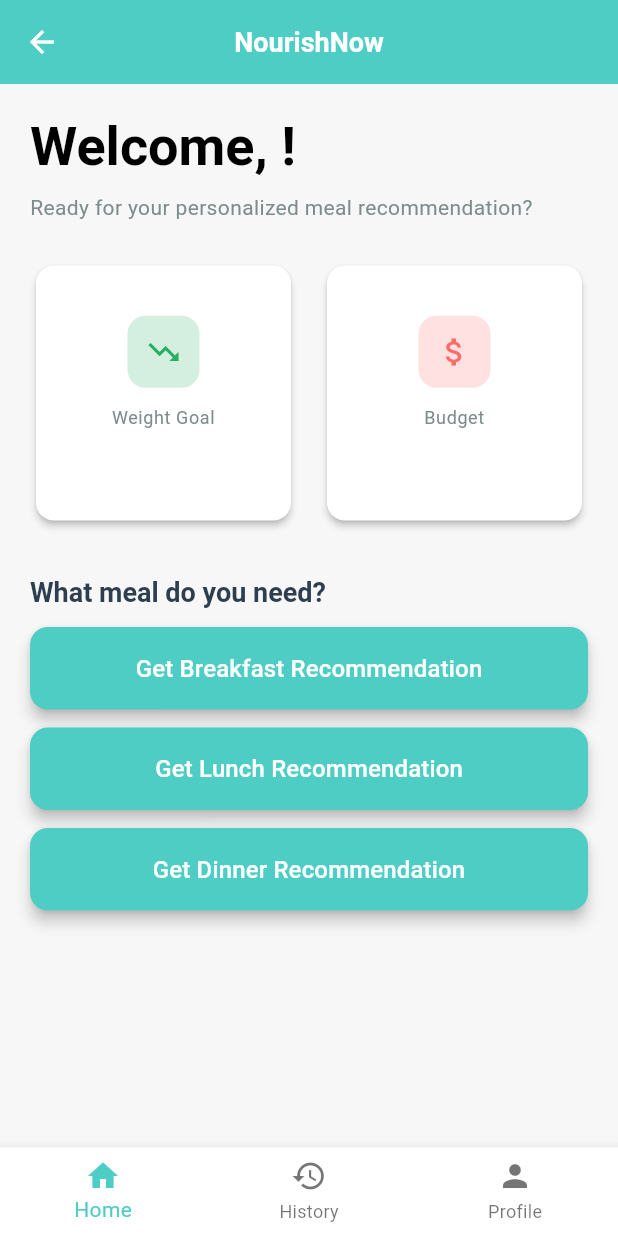
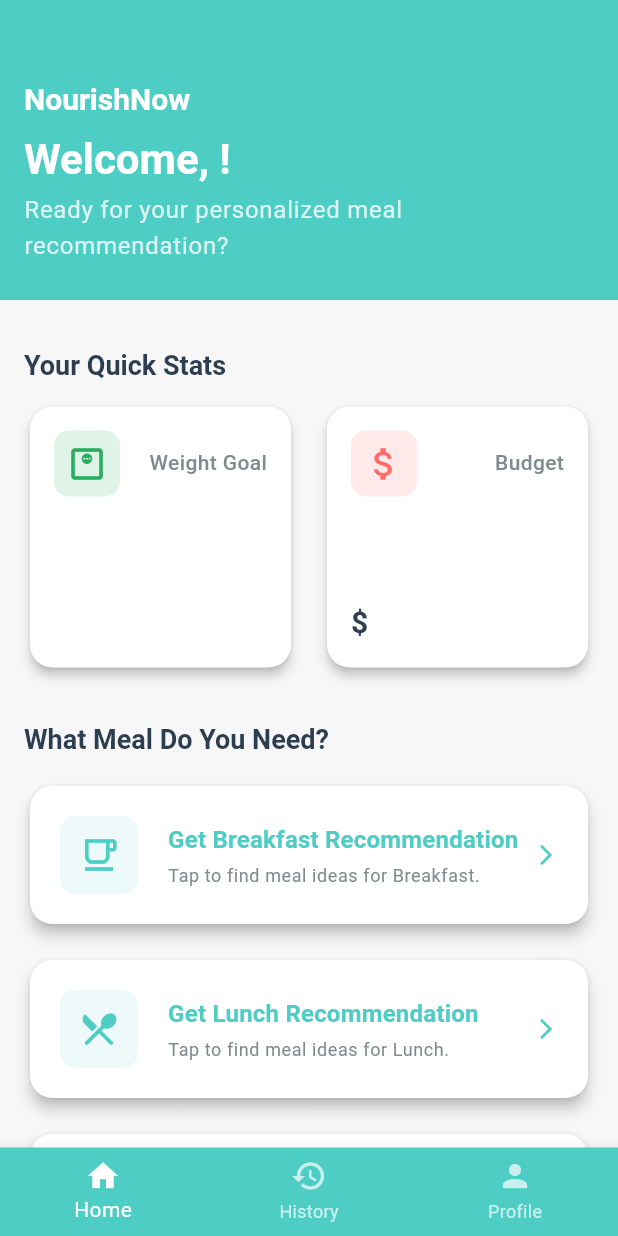
Before and after one commit to neveanadhis/nourish-now, a Flutter app: the HomeScreen screen opened by its route, on a phone screen of 412 x 824 dp. Run offline on Flutter 3.47's test engine with Material 3 defaults, Android fonts, the phone set to English and light mode, and no system bars; our stand-ins replace flutter_dotenv, google_generative_ai, supabase_flutter; accounts and stored records are empty; network calls fail.

Commit message:
Fixed bugs

```diff
--- a/lib/screens/home/home_screen.dart
+++ b/lib/screens/home/home_screen.dart
@@ -37,11 +37,12 @@
 
   @override
   Widget build(BuildContext context) {
+    // NOTE: To remove the debug banner visible in the top right corner,
+    // you need to set debugShowCheckedModeBanner: false
+    // in the main MaterialApp widget (usually in main.dart).
+    final colorScheme = Theme.of(context).colorScheme;
+
     return Scaffold(
-      appBar: AppBar(
-        title: const Text('NourishNow'),
-        elevation: 0,
-      ),
       body: IndexedStack(
         index: _selectedIndex,
         children: const [
@@ -53,6 +54,10 @@
       bottomNavigationBar: BottomNavigationBar(
         currentIndex: _selectedIndex,
         onTap: (index) => setState(() => _selectedIndex = index),
+        selectedItemColor: colorScheme.onPrimary,
+        unselectedItemColor: colorScheme.onPrimary.withOpacity(0.7),
+        backgroundColor: AppTheme.primaryColor,
+        elevation: 10,
         items: const [
           BottomNavigationBarItem(
             icon: Icon(Icons.home),
@@ -72,54 +77,116 @@
   }
 }
 
+// --- Dashboard Tab Implementation ---
 class _DashboardTab extends StatelessWidget {
   const _DashboardTab();
 
   @override
   Widget build(BuildContext context) {
-    return SingleChildScrollView(
-      padding: const EdgeInsets.all(20),
-      child: Column(
-        crossAxisAlignment: CrossAxisAlignment.start,
-        children: [
-          Consumer<UserProvider>(
+    return Consumer<UserProvider>(
       builder: (context, userProvider, _) {
-              if (userProvider.currentUser == null) {
-                return const CircularProgressIndicator();
+        if (userProvider.isLoading || userProvider.currentUser == null) {
+          return const Center(child: CircularProgressIndicator());
         }
 
         final user = userProvider.currentUser!;
 
-              return Column(
+        return CustomScrollView(
+          slivers: [
+            _buildCustomHeader(context, user.firstName),
+
+            // Dashboard Content
+            SliverPadding(
+              padding: const EdgeInsets.all(16),
+              sliver: SliverList(
+                delegate: SliverChildListDelegate(
+                  [
+                    const SizedBox(height: 16),
+                    Text(
+                      'Your Quick Stats',
+                      style: Theme.of(context).textTheme.titleLarge?.copyWith(
+                            fontWeight: FontWeight.bold,
+                          ),
+                    ),
+                    const SizedBox(height: 12),
+                    // Stats Cards Grid - REVERTED TO PLAIN WHITE
+                    _buildStatsCards(context, user),
+
+                    const SizedBox(height: 32),
+
+                    // Meal Type Selector Section
+                    Text(
+                      'What Meal Do You Need?',
+                      style: Theme.of(context).textTheme.titleLarge?.copyWith(
+                            fontWeight: FontWeight.bold,
+                          ),
+                    ),
+                    const SizedBox(height: 16),
+                    _buildMealTypeSelector(context),
+
+                    const SizedBox(height: 40),
+                  ],
+                ),
+              ),
+            ),
+          ],
+        );
+      },
+    );
+  }
+
+  Widget _buildCustomHeader(BuildContext context, String firstName) {
+    final theme = Theme.of(context);
+    return SliverAppBar(
+      automaticallyImplyLeading: false,
+      pinned: true,
+      expandedHeight: 200.0,
+      flexibleSpace: FlexibleSpaceBar(
+        background: Container(
+          decoration: BoxDecoration(
+            color: AppTheme.primaryColor,
+            borderRadius: const BorderRadius.only(
+              bottomLeft: Radius.circular(20),
+              bottomRight: Radius.circular(20),
+            ),
+          ),
+          padding: const EdgeInsets.only(top: 40, left: 16, right: 16),
+          child: Column(
             crossAxisAlignment: CrossAxisAlignment.start,
+            mainAxisAlignment: MainAxisAlignment.end,
             children: [
               Text(
-                    'Welcome, ${user.firstName}!',
-                    style: Theme.of(context).textTheme.displaySmall?.copyWith(
+                'NourishNow',
+                style: theme.textTheme.headlineSmall?.copyWith(
+                  color: theme.colorScheme.onPrimary,
                   fontWeight: FontWeight.bold,
                 ),
               ),
               const SizedBox(height: 8),
               Text(
+                'Welcome, $firstName!',
+                style: theme.textTheme.headlineMedium?.copyWith(
+                  color: theme.colorScheme.onPrimary,
+                  fontWeight: FontWeight.w600,
+                ),
+              ),
+              const SizedBox(height: 4),
+              Text(
                 'Ready for your personalized meal recommendation?',
-                    style: Theme.of(context).textTheme.bodyMedium?.copyWith(
-                      color: AppTheme.textLight,
+                style: theme.textTheme.bodyLarge?.copyWith(
+                  color: theme.colorScheme.onPrimary.withOpacity(0.8),
                 ),
               ),
               const SizedBox(height: 24),
-                  _buildStatsCards(context, user),
-                  const SizedBox(height: 32),
-                  _buildMealTypeSelector(context),
             ],
-              );
-            },
           ),
-        ],
+        ),
       ),
     );
   }
 
   Widget _buildStatsCards(BuildContext context, dynamic user) {
+    // Note: backgroundColor is no longer needed since we are reverting to white.
     return GridView.count(
       crossAxisCount: 2,
       shrinkWrap: true,
@@ -127,16 +194,18 @@
       mainAxisSpacing: 16,
       crossAxisSpacing: 16,
       children: [
+        // Weight Goal Card
         _StatCard(
-          icon: Icons.trending_down,
+          icon: Icons.monitor_weight_outlined,
           title: 'Weight Goal',
           value: user.weightGoal,
           color: AppTheme.successColor,
         ),
+        // Budget Card
         _StatCard(
-          icon: Icons.attach_money,
+          icon: Icons.attach_money_outlined,
           title: 'Budget',
-          value: user.defaultBudget,
+          value: '\$${user.defaultBudget}',
           color: AppTheme.accentColor,
         ),
       ],
@@ -144,89 +213,155 @@
   }
 
   Widget _buildMealTypeSelector(BuildContext context) {
-    final mealTypes = ['Breakfast', 'Lunch', 'Dinner'];
+    final mealTypes = [
+      {'name': 'Breakfast', 'icon': Icons.free_breakfast_outlined},
+      {'name': 'Lunch', 'icon': Icons.local_dining_outlined},
+      {'name': 'Dinner', 'icon': Icons.dinner_dining_outlined},
+    ];
 
     return Column(
-      crossAxisAlignment: CrossAxisAlignment.start,
-      children: [
-        Text(
-          'What meal do you need?',
-          style: Theme.of(context).textTheme.titleLarge,
-        ),
-        const SizedBox(height: 12),
-        ...mealTypes.map((mealType) {
+      children: mealTypes.map((meal) {
         return Padding(
-            padding: const EdgeInsets.only(bottom: 12),
-            child: SizedBox(
-              width: double.infinity,
-              child: ElevatedButton(
+          padding: const EdgeInsets.only(bottom: 16),
+          child: _MealTypeButton(
+            mealType: meal['name'] as String,
+            icon: meal['icon'] as IconData,
             onPressed: () {
               Navigator.of(context).push(
                 MaterialPageRoute(
                   builder: (_) => RecommendationScreen(
-                        mealType: mealType,
+                    mealType: meal['name'] as String,
                   ),
                 ),
               );
             },
-                style: ElevatedButton.styleFrom(
-                  padding: const EdgeInsets.symmetric(vertical: 16),
-                  backgroundColor: AppTheme.primaryColor,
           ),
-                child: Text(
+        );
+      }).toList(),
+    );
+  }
+}
+
+// --- Reusable Button Component for Meal Types (Unchanged) ---
+class _MealTypeButton extends StatelessWidget {
+  final String mealType;
+  final IconData icon;
+  final VoidCallback onPressed;
+
+  const _MealTypeButton({
+    required this.mealType,
+    required this.icon,
+    required this.onPressed,
+  });
+
+  @override
+  Widget build(BuildContext context) {
+    final theme = Theme.of(context);
+    return Card(
+      elevation: 4,
+      shape: RoundedRectangleBorder(borderRadius: BorderRadius.circular(15)),
+      child: InkWell(
+        onTap: onPressed,
+        borderRadius: BorderRadius.circular(15),
+        child: Container(
+          padding: const EdgeInsets.all(20),
+          child: Row(
+            children: [
+              Container(
+                padding: const EdgeInsets.all(12),
+                decoration: BoxDecoration(
+                  color: AppTheme.primaryColor.withOpacity(0.1),
+                  borderRadius: BorderRadius.circular(10),
+                ),
+                child: Icon(icon, color: AppTheme.primaryColor, size: 28),
+              ),
+              const SizedBox(width: 20),
+              Expanded(
+                child: Column(
+                  crossAxisAlignment: CrossAxisAlignment.start,
+                  children: [
+                    Text(
                       'Get $mealType Recommendation',
-                  style: const TextStyle(fontSize: 16),
+                      style: theme.textTheme.titleMedium?.copyWith(
+                        fontWeight: FontWeight.bold,
+                        color: AppTheme.primaryColor,
+                      ),
+                    ),
+                    const SizedBox(height: 4),
+                    Text(
+                      'Tap to find meal ideas for $mealType.',
+                      style: theme.textTheme.bodySmall,
+                    ),
+                  ],
+                ),
+              ),
+              Icon(Icons.arrow_forward_ios, color: AppTheme.primaryColor, size: 16),
+            ],
           ),
         ),
       ),
     );
-        }).toList(),
-      ],
-    );
   }
 }
 
+// --- Stat Card Implementation (Reverted) ---
 class _StatCard extends StatelessWidget {
   final IconData icon;
   final String title;
   final String value;
   final Color color;
+  // Removed final Color backgroundColor;
 
   const _StatCard({
     required this.icon,
     required this.title,
     required this.value,
     required this.color,
+    // Removed required this.backgroundColor,
   });
 
   @override
   Widget build(BuildContext context) {
     return Card(
+      elevation: 3,
+      // Removed color: backgroundColor, reverts to default white theme color
+      shape: RoundedRectangleBorder(
+        borderRadius: BorderRadius.circular(15),
+        // Removed side: BorderSide(...)
+      ),
       child: Padding(
         padding: const EdgeInsets.all(16),
         child: Column(
-          mainAxisAlignment: MainAxisAlignment.center,
+          crossAxisAlignment: CrossAxisAlignment.start,
+          mainAxisAlignment: MainAxisAlignment.spaceBetween,
+          children: [
+            Row(
+              mainAxisAlignment: MainAxisAlignment.spaceBetween,
               children: [
                 Container(
-              width: 48,
-              height: 48,
+                  padding: const EdgeInsets.all(8),
                   decoration: BoxDecoration(
-                color: color.withOpacity(0.2),
-                borderRadius: BorderRadius.circular(12),
+                    color: color.withOpacity(0.15),
+                    borderRadius: BorderRadius.circular(10),
                   ),
-              child: Icon(icon, color: color, size: 24),
+                  child: Icon(icon, color: color, size: 28),
                 ),
-            const SizedBox(height: 12),
                 Text(
                   title,
-              style: Theme.of(context).textTheme.bodySmall,
-              textAlign: TextAlign.center,
+                  style: Theme.of(context).textTheme.bodyMedium?.copyWith(
+                        color: AppTheme.textLight,
+                        fontWeight: FontWeight.w500,
                       ),
-            const SizedBox(height: 4),
+                ),
+              ],
+            ),
+
             Text(
               value,
-              style: Theme.of(context).textTheme.titleLarge,
-              textAlign: TextAlign.center,
+              style: Theme.of(context).textTheme.headlineSmall?.copyWith(
+                    fontWeight: FontWeight.bold,
+                    color: AppTheme.titleText,
+                  ),
             ),
           ],
         ),
--- a/lib/theme/app_theme.dart
+++ b/lib/theme/app_theme.dart
@@ -171,4 +171,8 @@
       ),
     );
   }
+
+  static Color? get cardColor => null;
+
+  static Color? get titleText => null;
 }
--- a/pubspec.yaml
+++ b/pubspec.yaml
@@ -43,6 +43,7 @@
 
   # Environment variables
   flutter_dotenv: ^5.1.0
+  google_generative_ai: ^0.4.7
 
 dev_dependencies:
   flutter_test:
```
Also changed, not shown: lib/main.dart (+23 -1 lines), lib/models/recommendation_model.dart (+60 -12 lines), lib/providers/meal_provider.dart (+113 -31 lines), pubspec.lock, 4 other files. Lines whose indentation alone changed are shown as unchanged.
